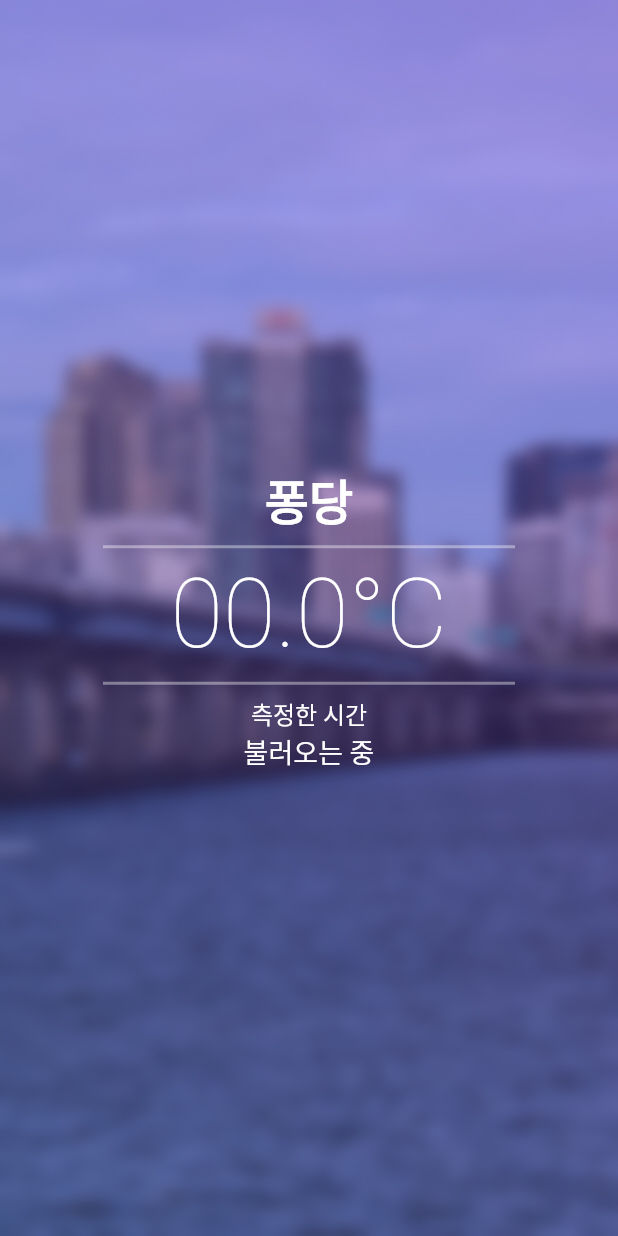
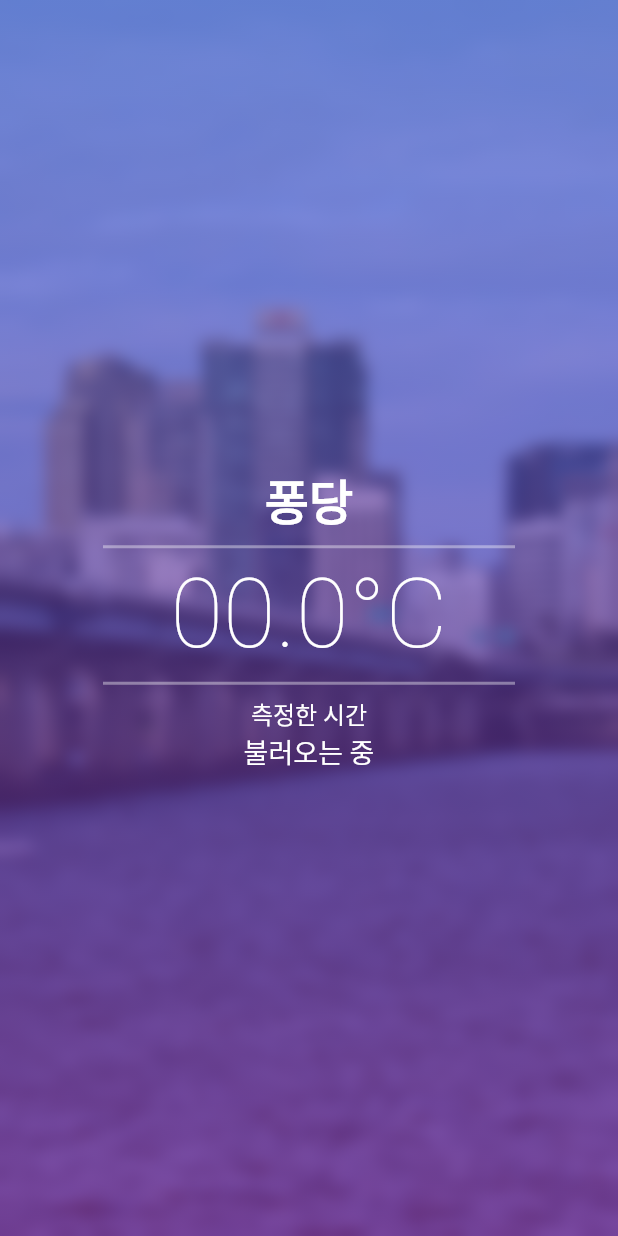
Before and after one commit to zeratulspc/pongdang, a Flutter app: the screen it shows after launch, on a phone screen of 412 x 824 dp. Run offline on Flutter 3.47's test engine with Material 2 defaults, Android fonts, the phone set to English and light mode, and no system bars; network calls fail; Roboto replaces fonts that are missing (Han).

Commit message:
200825_1

```diff
--- a/lib/home.dart
+++ b/lib/home.dart
@@ -14,25 +14,6 @@ class Home extends StatefulWidget {
 class HomeState extends State<Home> {
   HanAPI hanAPI = HanAPI();
   Pong pong = Pong();
-
-  //UI
-  List<Color> colorList = [
-    Colors.red.withOpacity(0.3),
-    Colors.blue.withOpacity(0.3),
-    Colors.green.withOpacity(0.3),
-    Colors.yellow.withOpacity(0.3),
-  ];
-  List<Alignment> alignmentList = [
-    Alignment.bottomLeft,
-    Alignment.bottomRight,
-    Alignment.topRight,
-    Alignment.topLeft,
-  ];
-  int index = 0;
-  Color bottomColor = Colors.indigo.withOpacity(0.3);
-  Color topColor = Colors.purple.withOpacity(0.3);
-  Alignment begin = Alignment.bottomLeft;
-  Alignment end = Alignment.topRight;
 
   @override
   void initState() {
@@ -61,21 +42,11 @@ class HomeState extends State<Home> {
               sigmaX: 5,
               sigmaY: 5,
             ),
-            child: AnimatedContainer(
-              duration: Duration(milliseconds: 1),
-              onEnd: () {
-                setState(() {
-                  index = index + 1;
-                  bottomColor = colorList[index % colorList.length];
-                  topColor = colorList[(index + 1) % colorList.length];
-
-                  begin = alignmentList[index % alignmentList.length];
-                  end = alignmentList[(index + 2) % alignmentList.length];
-                });
-              },
+            child: Container(
               decoration: BoxDecoration(
                   gradient: LinearGradient(
-                      begin: begin, end: end, colors: [bottomColor, topColor])
+                      begin: Alignment.topCenter, end: Alignment.bottomCenter,
+                      colors: [Colors.indigo.withOpacity(0.5), Colors.purple.withOpacity(0.5)])
               ),
             ),
           ),
```
